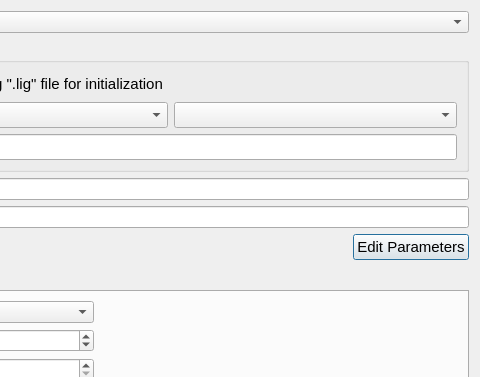
First picture: the form in ui/ui_export_file.ui, repository Artelia/Mascaret, before the edit; both pictures show x 284 to 764 and y 0 to 377 of the 764 by 871 pixel window.
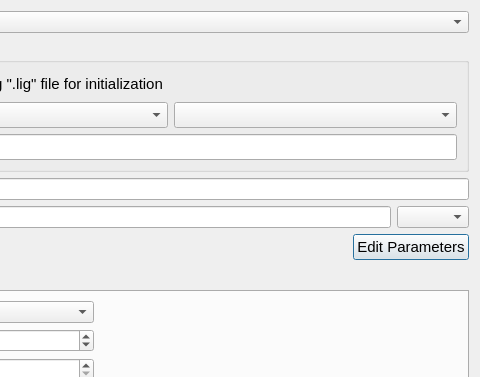
Second picture: the form after the edit. Icons and pictures are not drawn.

Diff of the .ui file:
```diff
--- a/ui/ui_export_file.ui
+++ b/ui/ui_export_file.ui
@@ -7,7 +7,7 @@
     <x>0</x>
     <y>0</y>
     <width>704</width>
-    <height>805</height>
+    <height>847</height>
    </rect>
   </property>
   <property name="windowTitle">
@@ -52,6 +52,9 @@
      <item>
       <widget class="QLineEdit" name="lname_export"/>
      </item>
+     <item>
+      <widget class="QComboBox" name="cb_type_comp"/>
+     </item>
     </layout>
    </item>
    <item row="8" column="5">
```
